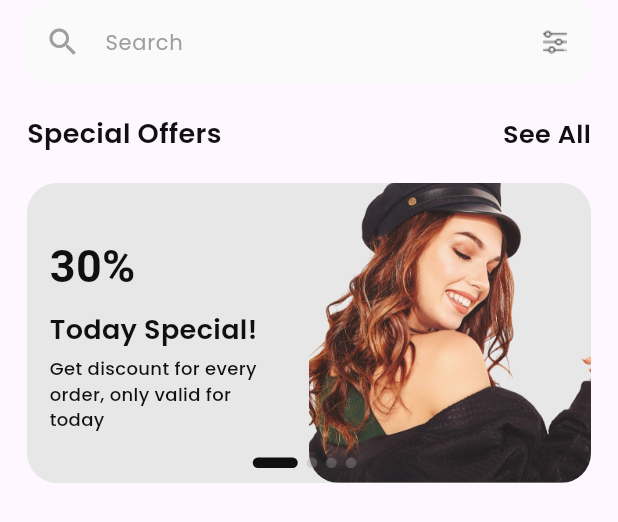
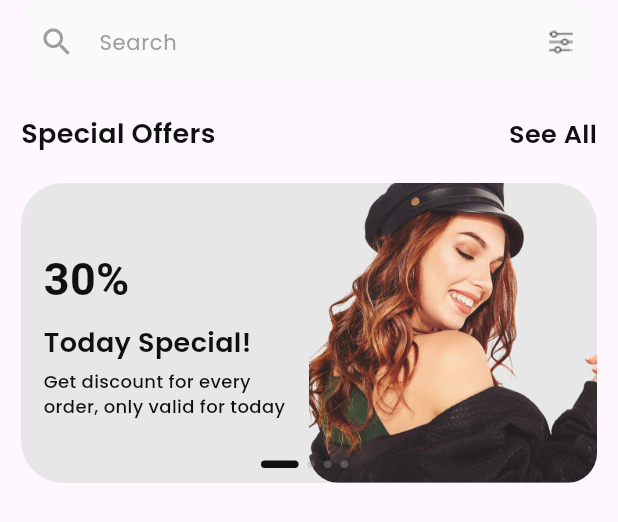
Before and after one commit to Aman-Singh-Rawat/E-Commerce-App, a Flutter app: the HomeBody widget shown alone on an empty page, opened directly, on a phone screen of 412 x 824 dp. Shown: the top 522 px of the screen. Run offline on Flutter 3.47's test engine with Material 3 defaults, Android fonts, the phone set to English and light mode, and no system bars; drawn by our look-alikes of carousel_slider; our stand-ins replace flutter_svg, google_fonts, intl_phone_field.

Commit message:
give finishing to offers CarouselSlider

```diff
--- a/lib/ui/screens/home/home_body.dart
+++ b/lib/ui/screens/home/home_body.dart
@@ -28,17 +28,19 @@ class _HomeBodyState extends State<HomeBody> {
             : Colors.grey.withAlpha(90),
       ),
       margin: const EdgeInsets.only(right: 6),
-      height: 7,
+      height: 5,
       curve: Curves.easeIn,
-      width: _currentPage == index ? 30 : 7,
+      width: _currentPage == index ? 25 : 5,
     );
   }
 
   @override
   Widget build(BuildContext context) {
     return SingleChildScrollView(
-      child: Padding(
-        padding: const EdgeInsets.symmetric(horizontal: 18),
+      child: Column(
+        children: [
+          Padding(
+            padding: const EdgeInsets.symmetric(horizontal: 14),
             child: Column(
               children: [
                 TextFormField(
@@ -80,15 +82,19 @@ class _HomeBodyState extends State<HomeBody> {
                   ],
                 ),
                 const SizedBox(height: 20),
+              ],
+            ),
+          ),
           CarouselSlider(
             items: offersList.map(
               (offer) {
                 return Stack(
                   children: [
                     Container(
+                      margin: const EdgeInsets.symmetric(horizontal: 14),
                       decoration: BoxDecoration(
                         color: const Color(0xFFE7E7E7),
-                          borderRadius: BorderRadius.circular(20),
+                        borderRadius: BorderRadius.circular(28),
                       ),
                       child: Row(
                         mainAxisAlignment: MainAxisAlignment.center,
@@ -174,7 +180,6 @@ class _HomeBodyState extends State<HomeBody> {
           )
         ],
       ),
-      ),
     );
   }
 }
```
Lines whose indentation alone changed are shown as unchanged.
